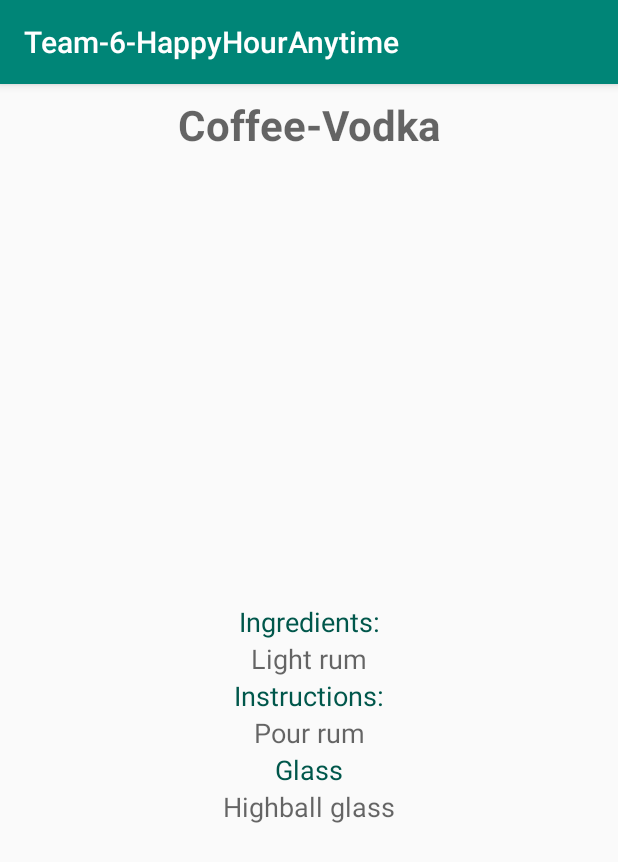
After one commit to ccharle/Team-6-HappyHourAnytime, an Android app: the NameActivityDisplay screen opened directly, with no data from a screen before it, on a phone screen of 412 x 824 dp. The commit adds this screen. Shown: the top 862 px of the screen. Run offline under Robolectric (Android 15) with nearby library versions, the phone set to English and light mode, and no system bars.

Commit message:
first commit

```diff
--- a/app/build.gradle
+++ b/app/build.gradle
@@ -22,6 +22,7 @@ dependencies {
     implementation fileTree(dir: 'libs', include: ['*.jar'])
     implementation 'com.android.support:appcompat-v7:28.0.0'
     implementation 'com.android.support.constraint:constraint-layout:1.1.3'
+    implementation 'com.android.support:design:28.0.0'
     testImplementation 'junit:junit:4.12'
     androidTestImplementation 'com.android.support.test:runner:1.0.2'
     androidTestImplementation 'com.android.support.test.espresso:espresso-core:3.0.2'
--- a/app/src/main/AndroidManifest.xml
+++ b/app/src/main/AndroidManifest.xml
@@ -9,6 +9,8 @@
         android:roundIcon="@mipmap/ic_launcher_round"
         android:supportsRtl="true"
         android:theme="@style/AppTheme">
+        <activity android:name=".IngredientActivityDisplay"></activity>
+        <activity android:name=".NameActivityDisplay" />
         <activity android:name=".MainActivity">
             <intent-filter>
                 <action android:name="android.intent.action.MAIN" />
--- /dev/null
+++ b/app/src/main/java/org/pursuit/team_6_happyhouranytime/IngredientActivityDisplay.java
@@ -0,0 +1,13 @@
+package org.pursuit.team_6_happyhouranytime;
+
+import android.support.v7.app.AppCompatActivity;
+import android.os.Bundle;
+
+public class IngredientActivityDisplay extends AppCompatActivity {
+
+    @Override
+    protected void onCreate(Bundle savedInstanceState) {
+        super.onCreate(savedInstanceState);
+        setContentView(R.layout.activity_ingredient_display);
+    }
+}
--- /dev/null
+++ b/app/src/main/java/org/pursuit/team_6_happyhouranytime/NameActivityDisplay.java
@@ -0,0 +1,13 @@
+package org.pursuit.team_6_happyhouranytime;
+
+import android.support.v7.app.AppCompatActivity;
+import android.os.Bundle;
+
+public class NameActivityDisplay extends AppCompatActivity {
+
+    @Override
+    protected void onCreate(Bundle savedInstanceState) {
+        super.onCreate(savedInstanceState);
+        setContentView(R.layout.activity_name_display);
+    }
+}
--- /dev/null
+++ b/app/src/main/res/layout/activity_ingredient_display.xml
@@ -0,0 +1,9 @@
+<?xml version="1.0" encoding="utf-8"?>
+<android.support.constraint.ConstraintLayout xmlns:android="http://schemas.android.com/apk/res/android"
+    xmlns:app="http://schemas.android.com/apk/res-auto"
+    xmlns:tools="http://schemas.android.com/tools"
+    android:layout_width="match_parent"
+    android:layout_height="match_parent"
+    tools:context=".IngredientActivityDisplay">
+
+</android.support.constraint.ConstraintLayout>
--- /dev/null
+++ b/app/src/main/res/layout/activity_name_display.xml
@@ -0,0 +1,85 @@
+<?xml version="1.0" encoding="utf-8"?>
+<LinearLayout xmlns:android="http://schemas.android.com/apk/res/android"
+    xmlns:app="http://schemas.android.com/apk/res-auto"
+    xmlns:tools="http://schemas.android.com/tools"
+    android:layout_width="match_parent"
+    android:layout_height="match_parent"
+    android:layout_margin="8dp"
+    android:orientation="vertical"
+    tools:context=".NameActivityDisplay">
+
+
+    <LinearLayout
+        android:layout_width="match_parent"
+        android:layout_height="wrap_content"
+        android:orientation="vertical">
+
+        <TextView
+            android:id="@+id/display_drink_name_textView"
+            android:layout_width="match_parent"
+            android:layout_height="wrap_content"
+            android:fontFamily="sans-serif"
+            android:gravity="center"
+            android:hint="Coffee-Vodka"
+            android:textColor="@color/colorPrimaryDark"
+            android:textSize="28sp"
+            android:textStyle="bold" />
+
+        <ImageView
+            android:id="@+id/display_drink_imageView"
+            android:layout_width="300dp"
+            android:layout_height="300dp" />
+
+        <TextView
+            android:id="@+id/ingredient_textView"
+            android:layout_width="match_parent"
+            android:layout_height="wrap_content"
+            android:gravity="center"
+            android:text="Ingredients:"
+            android:textColor="@color/colorPrimaryDark"
+            android:textSize="18sp" />
+
+        <TextView
+            android:id="@+id/ingredient_info_textView"
+            android:layout_width="match_parent"
+            android:layout_height="wrap_content"
+            android:gravity="center"
+            android:hint="Light rum"
+            android:textSize="18sp" />
+
+        <TextView
+            android:id="@+id/instruction_textView"
+            android:layout_width="match_parent"
+            android:layout_height="wrap_content"
+            android:gravity="center"
+            android:text="Instructions:"
+            android:textColor="@color/colorPrimaryDark"
+            android:textSize="18sp" />
+
+        <TextView
+            android:id="@+id/instruction_info_textView"
+            android:layout_width="match_parent"
+            android:layout_height="wrap_content"
+            android:gravity="center"
+            android:hint="Pour rum"
+            android:textSize="18sp" />
+
+        <TextView
+            android:id="@+id/glass_textView"
+            android:layout_width="match_parent"
+            android:layout_height="wrap_content"
+            android:gravity="center"
+            android:text="Glass"
+            android:textColor="@color/colorPrimaryDark"
+            android:textSize="18sp" />
+
+        <TextView
+            android:id="@+id/glass_info_textView"
+            android:layout_width="match_parent"
+            android:layout_height="wrap_content"
+            android:hint="Highball glass"
+            android:textSize="18sp"
+            android:gravity="center" />
+
+    </LinearLayout>
+</LinearLayout>
--- /dev/null
+++ b/app/src/main/res/values/dimens.xml
@@ -0,0 +1,3 @@
+<resources>
+    <dimen name="fab_margin">16dp</dimen>
+</resources>
--- a/app/src/main/res/values/strings.xml
+++ b/app/src/main/res/values/strings.xml
@@ -1,3 +1,7 @@
 <resources>
     <string name="app_name">Team-6-HappyHourAnytime</string>
+    <string name="title_activity_name_result">NameResultActivity</string>
+    <string name="title_activity_ingredient_result">IngredientActivityResult</string>
+    <string name="title_activity_name_display">NameActivityDisplay</string>
+    <string name="title_activity_ingrdient_display">IngrdientActivityDisplay</string>
 </resources>
--- a/app/src/main/res/values/styles.xml
+++ b/app/src/main/res/values/styles.xml
@@ -8,4 +8,13 @@
         <item name="colorAccent">@color/colorAccent</item>
     </style>
 
+    <style name="AppTheme.NoActionBar">
+        <item name="windowActionBar">false</item>
+        <item name="windowNoTitle">true</item>
+    </style>
+
+    <style name="AppTheme.AppBarOverlay" parent="ThemeOverlay.AppCompat.Dark.ActionBar" />
+
+    <style name="AppTheme.PopupOverlay" parent="ThemeOverlay.AppCompat.Light" />
+
 </resources>
```
